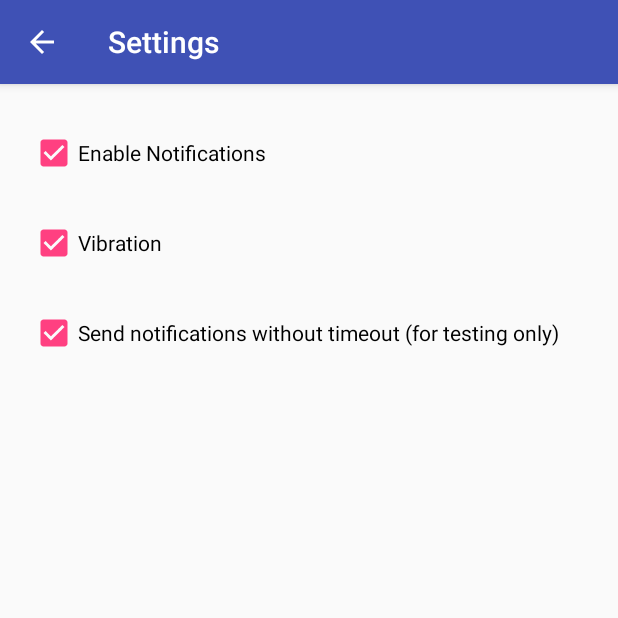
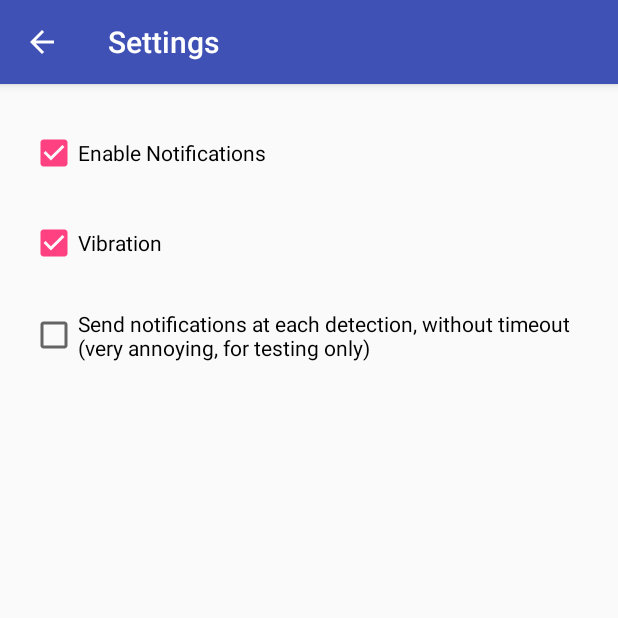
Before and after one commit to trncaqch/mobhci, an Android app: the SettingsActivity screen opened directly, with no data from a screen before it, on a phone screen of 412 x 824 dp, the top half of it. Run offline under Robolectric (Android 15) with nearby library versions, the phone set to English and light mode, and no system bars.

Commit message:
Fixed an issue w/ notificationNoTimeout

```diff
--- a/FriendFinder/app/src/main/java/uk/ac/gla/dcs/friendfinder/SettingsActivity.java
+++ b/FriendFinder/app/src/main/java/uk/ac/gla/dcs/friendfinder/SettingsActivity.java
@@ -67,7 +67,7 @@ public class SettingsActivity extends AppCompatActivity {
             }
         });
         CheckBox notificationNoTimeout = (CheckBox) this.findViewById(R.id.notificationNoTimeout);
-        notificationNoTimeout.setChecked(preferences.getBoolean("notificationNoTimeout", true));
+        notificationNoTimeout.setChecked(preferences.getBoolean("notificationNoTimeout", false));
 
         notificationNoTimeout.setOnCheckedChangeListener(new CompoundButton.OnCheckedChangeListener() {
             @Override
--- a/FriendFinder/app/src/main/res/values/strings.xml
+++ b/FriendFinder/app/src/main/res/values/strings.xml
@@ -4,7 +4,7 @@
     <string name="action_settings">Settings</string>
     <string name="is_nearby">is nearby</string>
     <string name="is_not_nearby">is not nearby</string>
-    <string name="just_seen">was just seen</string>
+    <string name="just_seen">was just seen</string>r
     <string name="enable_notifications">Enable Notifications</string>
     <string name="delete_contact">Remove Contact</string>
     <string name="share_contact">Share Contact</string>
@@ -36,5 +36,5 @@
     <string name="no_beacon_selected">No beacon selected</string>
     <string name="add_button">Add</string>
     <string name="no_friends">You haven\'t added any friends.\n\nTap + to add someone</string>
-    <string name="notification_no_timeout">Send notifications without timeout (for testing only)</string>
+    <string name="notification_no_timeout">Send notifications at each detection, without timeout (very annoying, for testing only)</string>
 </resources>
```
